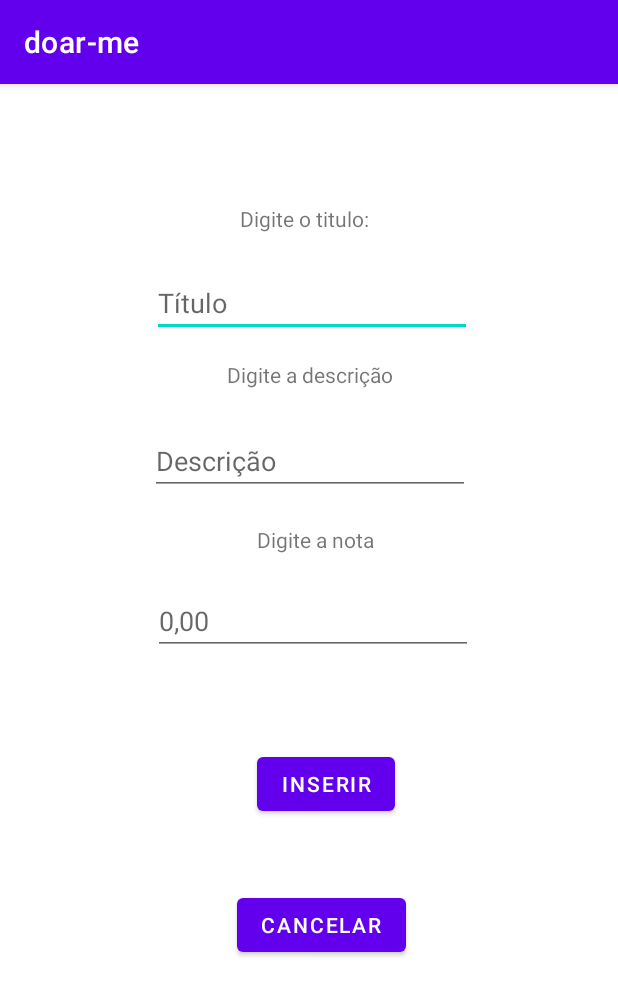
After one commit to TrowDev/doar-me-android, an Android app: the TrabalhoFormActivity screen opened directly, with no data from a screen before it, on a phone screen of 412 x 824 dp. The commit adds this screen. Shown: the top 996 px of the screen. Run offline under Robolectric (Android 15) with nearby library versions, the phone set to English and light mode, and no system bars.

Commit message:
Add tela de Trabalho

```diff
--- a/app/src/main/AndroidManifest.xml
+++ b/app/src/main/AndroidManifest.xml
@@ -18,6 +18,8 @@
         </activity>
         <activity android:name=".ui.PessoaFormActivity" />
         <activity android:name=".ui.DisciplinaFormActivity" />
+        <activity android:name=".ui.TrabalhoFormActivity" />
+        <activity android:name=".TrabalhoActivity" />
         <activity android:name=".DisciplinaActivity" />
     </application>
 
--- a/app/src/main/java/br/com/unipac/doar_me/MainActivity.kt
+++ b/app/src/main/java/br/com/unipac/doar_me/MainActivity.kt
@@ -34,6 +34,10 @@ class MainActivity : AppCompatActivity() {
             var intent = Intent(this@MainActivity, DisciplinaActivity::class.java)
             startActivity(intent)
         }
+        btnTrabalhos.setOnClickListener {
+            var intent = Intent(this@MainActivity, TrabalhoActivity::class.java)
+            startActivity(intent)
+        }
     }
 
     override fun onResume() {
--- a/app/src/main/java/br/com/unipac/doar_me/infra/DatabaseHandle.kt
+++ b/app/src/main/java/br/com/unipac/doar_me/infra/DatabaseHandle.kt
@@ -7,17 +7,20 @@ import android.os.Parcel
 import android.os.Parcelable
 import br.com.unipac.doar_me.model.repository.DisciplinaRepository
 import br.com.unipac.doar_me.model.repository.PessoaRepository
+import br.com.unipac.doar_me.model.repository.TrabalhoRepository
 
 class DatabaseHandle(ctx: Context) : SQLiteOpenHelper(ctx, DB_NAME, null, DB_VERSION) {
 
     override fun onCreate(db: SQLiteDatabase?) {
         db?.execSQL(PessoaRepository.CREATE_TABLE)
         db?.execSQL(DisciplinaRepository.CREATE_TABLE)
+        db?.execSQL(TrabalhoRepository.CREATE_TABLE)
     }
 
     override fun onUpgrade(db: SQLiteDatabase?, oldVersion: Int, newVersion: Int) {
         db?.execSQL(PessoaRepository.DROP_TABLE)
         db?.execSQL(DisciplinaRepository.DROP_TABLE)
+        db?.execSQL(TrabalhoRepository.DROP_TABLE)
         onCreate(db)
     }
 
@@ -31,6 +34,6 @@ class DatabaseHandle(ctx: Context) : SQLiteOpenHelper(ctx, DB_NAME, null, DB_VER
 
     companion object {
         private val DB_VERSION = 1
-        private val DB_NAME = "doeme.db"
+        private val DB_NAME = "doarme2.db"
     }
 }
--- /dev/null
+++ b/app/src/main/java/br/com/unipac/doar_me/ui/TrabalhoFormActivity.kt
@@ -0,0 +1,67 @@
+package br.com.unipac.doar_me.ui
+
+import android.os.Bundle
+import android.widget.Toast
+import androidx.appcompat.app.AppCompatActivity
+import br.com.unipac.doar_me.R
+import br.com.unipac.doar_me.model.entity.Trabalho
+import br.com.unipac.doar_me.model.repository.TrabalhoRepository
+
+import kotlinx.android.synthetic.main.activity_pessoa_form.calcelBtn
+import kotlinx.android.synthetic.main.activity_trabalho_form.*
+
+class TrabalhoFormActivity : AppCompatActivity() {
+
+    val trabalhoRepository = TrabalhoRepository(this)
+
+    override fun onCreate(savedInstanceState: Bundle?) {
+        super.onCreate(savedInstanceState)
+        setContentView(R.layout.activity_trabalho_form)
+
+        val edit = intent.getBooleanExtra("edit", false)
+        val trabalhoId = intent.getIntExtra("trabalhoId", -1)
+
+        //val nameEdt = findViewById<EditText>(R.id.nameEdt)
+        //val btnInsert = findViewById<Button>(R.id.insertBtn)
+        //val cancelBtn = findViewById<Button>(R.id.calcelBtn)
+
+        if (edit) {
+            val trabalho = trabalhoRepository.getById(trabalhoId)
+            tituloEdt.setText(trabalho.titulo)
+            descricaoEdt.setText(trabalho.descricao)
+            notaEdt.setText("${trabalho.nota}")
+            trabalhoBtn.setText("Editar")
+        }
+
+        trabalhoBtn.setOnClickListener {
+
+            var tituloEdt = tituloEdt.text.toString()
+            var descricaoEdt = descricaoEdt.text.toString()
+            var notaEdt = notaEdt.text.toString()
+
+            if (tituloEdt == "") {
+                Toast.makeText(this, "Nome não pode ser Vazio", Toast.LENGTH_LONG).show()
+            } else if(descricaoEdt == ""){
+                Toast.makeText(this, "Descrição não pode ser vazia", Toast.LENGTH_LONG).show()
+            } else if(notaEdt == ""){
+                Toast.makeText(this, "Nota não pode ser vazia", Toast.LENGTH_LONG).show()
+            }else {
+                if (edit) {
+                    val trab = Trabalho(trabalhoId, tituloEdt, descricaoEdt, notaEdt.toDouble())
+                    var edited = trabalhoRepository.update(trab)
+                    if (edited)
+                        Toast.makeText(this, "Trabalho Alterado", Toast.LENGTH_LONG).show()
+                } else {
+                    val trab = Trabalho(0, tituloEdt, descricaoEdt, notaEdt.toDouble())
+                    var saved = trabalhoRepository.add(trab)
+                    if (saved)
+                        Toast.makeText(this, "Trabalho cadastross", Toast.LENGTH_LONG).show()
+                }
+            }
+        }
+
+        calcelBtn.setOnClickListener {
+            finish()
+        }
+    }
+}
--- /dev/null
+++ b/app/src/main/res/layout/activity_trabalho_form.xml
@@ -0,0 +1,132 @@
+<?xml version="1.0" encoding="utf-8"?>
+<androidx.constraintlayout.widget.ConstraintLayout xmlns:android="http://schemas.android.com/apk/res/android"
+    xmlns:app="http://schemas.android.com/apk/res-auto"
+    xmlns:tools="http://schemas.android.com/tools"
+    android:layout_width="match_parent"
+    android:layout_height="match_parent"
+    tools:context=".ui.TrabalhoFormActivity">
+
+    <TextView
+        android:id="@+id/textView"
+        android:layout_width="wrap_content"
+        android:layout_height="wrap_content"
+        android:layout_marginStart="155dp"
+        android:layout_marginTop="80dp"
+        android:layout_marginEnd="166dp"
+        android:layout_marginBottom="24dp"
+        android:text="Digite o titulo:"
+        app:layout_constraintBottom_toTopOf="@+id/tituloEdt"
+        app:layout_constraintEnd_toEndOf="parent"
+        app:layout_constraintHorizontal_bias="1.0"
+        app:layout_constraintStart_toStartOf="parent"
+        app:layout_constraintTop_toTopOf="parent" />
+
+    <EditText
+        android:id="@+id/tituloEdt"
+        android:layout_width="wrap_content"
+        android:layout_height="wrap_content"
+        android:layout_marginStart="101dp"
+        android:layout_marginTop="24dp"
+        android:layout_marginEnd="100dp"
+        android:layout_marginBottom="17dp"
+        android:ems="10"
+        android:hint="Título"
+        android:inputType="textPersonName"
+        app:layout_constraintBottom_toTopOf="@+id/insertBtn"
+        app:layout_constraintEnd_toEndOf="parent"
+        app:layout_constraintHorizontal_bias="0.0"
+        app:layout_constraintStart_toStartOf="parent"
+        app:layout_constraintTop_toBottomOf="@+id/textView" />
+
+    <Button
+        android:id="@+id/calcelBtn"
+        android:layout_width="wrap_content"
+        android:layout_height="wrap_content"
+        android:layout_marginStart="158dp"
+        android:layout_marginTop="6dp"
+        android:layout_marginEnd="140dp"
+        android:layout_marginBottom="181dp"
+        android:text="Cancelar"
+        app:layout_constraintBottom_toBottomOf="parent"
+        app:layout_constraintEnd_toEndOf="parent"
+        app:layout_constraintHorizontal_bias="0.0"
+        app:layout_constraintStart_toStartOf="parent"
+        app:layout_constraintTop_toBottomOf="@+id/trabalhoBtn"
+        app:layout_constraintVertical_bias="0.814" />
+
+    <EditText
+        android:id="@+id/descricaoEdt"
+        android:layout_width="wrap_content"
+        android:layout_height="wrap_content"
+        android:layout_marginStart="101dp"
+        android:layout_marginTop="11dp"
+        android:layout_marginEnd="100dp"
+        android:layout_marginBottom="8dp"
+        android:ems="10"
+        android:inputType="textPersonName"
+        android:hint="Descrição"
+        app:layout_constraintBottom_toTopOf="@+id/notaTxt"
+        app:layout_constraintEnd_toEndOf="parent"
+        app:layout_constraintStart_toStartOf="parent"
+        app:layout_constraintTop_toBottomOf="@+id/descricaoTxt" />
+
+    <TextView
+        android:id="@+id/descricaoTxt"
+        android:layout_width="wrap_content"
+        android:layout_height="wrap_content"
+        android:layout_marginStart="150dp"
+        android:layout_marginTop="13dp"
+        android:layout_marginEnd="149dp"
+        android:layout_marginBottom="11dp"
+        android:text="Digite a descrição"
+        app:layout_constraintBottom_toTopOf="@+id/descricaoEdt"
+        app:layout_constraintEnd_toEndOf="parent"
+        app:layout_constraintStart_toStartOf="parent"
+        app:layout_constraintTop_toBottomOf="@+id/tituloEdt" />
+
+    <TextView
+        android:id="@+id/notaTxt"
+        android:layout_width="wrap_content"
+        android:layout_height="wrap_content"
+        android:layout_marginStart="171dp"
+        android:layout_marginTop="10dp"
+        android:layout_marginEnd="162dp"
+        android:text="Digite a nota"
+        app:layout_constraintBottom_toTopOf="@+id/notaEdt"
+        app:layout_constraintEnd_toEndOf="parent"
+        app:layout_constraintHorizontal_bias="0.0"
+        app:layout_constraintStart_toStartOf="parent"
+        app:layout_constraintTop_toBottomOf="@+id/descricaoEdt" />
+
+    <EditText
+        android:id="@+id/notaEdt"
+        android:layout_width="wrap_content"
+        android:layout_height="wrap_content"
+        android:layout_marginStart="102dp"
+        android:layout_marginTop="20dp"
+        android:layout_marginEnd="99dp"
+        android:layout_marginBottom="50dp"
+        android:ems="10"
+        android:hint="0,00"
+        android:inputType="numberDecimal"
+        app:layout_constraintBottom_toTopOf="@+id/trabalhoBtn"
+        app:layout_constraintEnd_toEndOf="parent"
+        app:layout_constraintHorizontal_bias="0.0"
+        app:layout_constraintStart_toStartOf="parent"
+        app:layout_constraintTop_toBottomOf="@+id/notaTxt" />
+
+    <Button
+        android:id="@+id/trabalhoBtn"
+        android:layout_width="wrap_content"
+        android:layout_height="wrap_content"
+        android:layout_marginStart="171dp"
+        android:layout_marginTop="10dp"
+        android:layout_marginEnd="149dp"
+        android:layout_marginBottom="37dp"
+        android:text="Inserir"
+        app:layout_constraintBottom_toTopOf="@+id/calcelBtn"
+        app:layout_constraintEnd_toEndOf="parent"
+        app:layout_constraintHorizontal_bias="0.0"
+        app:layout_constraintStart_toStartOf="parent"
+        app:layout_constraintTop_toBottomOf="@+id/notaEdt" />
+</androidx.constraintlayout.widget.ConstraintLayout>
```
Also changed, not shown: app/src/main/java/br/com/unipac/doar_me/ProfessorActivity.kt (added, +12 -0 lines), app/src/main/java/br/com/unipac/doar_me/TrabalhoActivity.kt (added, +53 -0 lines), app/src/main/java/br/com/unipac/doar_me/model/entity/Trabalho.kt (added, +10 -0 lines), app/src/main/java/br/com/unipac/doar_me/model/repository/TrabalhoRepository.kt (added, +104 -0 lines), app/src/main/java/br/com/unipac/doar_me/ui/ListaTrabalhoAdapter.kt (added, +62 -0 lines), app/src/main/res/layout/activity_main.xml (+12 -1 lines), app/src/main/res/layout/activity_professores.xml (added, +28 -0 lines), app/src/main/res/layout/activity_trabalho.xml (added, +28 -0 lines), app/src/main/res/layout/content_item_trabalho.xml (added, +35 -0 lines).
